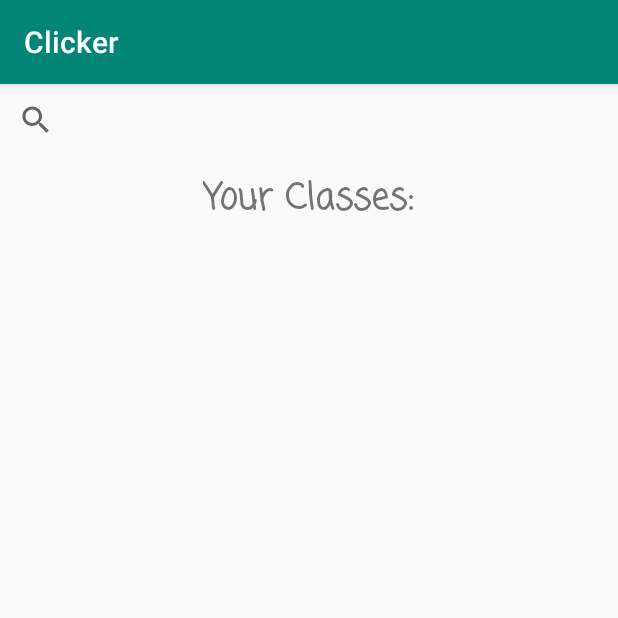
After one commit to briciora/Clicker-App, an Android app: the ClassListActivity screen opened directly, with no data from a screen before it, on a phone screen of 412 x 824 dp, the top half of it. The commit adds this screen. Run offline under Robolectric (Android 15) with nearby library versions, the phone set to English and light mode, and no system bars.

Commit message:
launches next activity after a user logs in

```diff
--- a/app/src/main/AndroidManifest.xml
+++ b/app/src/main/AndroidManifest.xml
@@ -11,6 +11,7 @@
         android:theme="@style/AppTheme">
         <activity android:name=".ui.login.RegisterTeacherActivity"></activity>
         <activity android:name=".ui.login.RegisterStudentActivity" />
+        <activity android:name=".ui.login.ClassListActivity" />
         <activity
             android:name=".ui.login.LoginActivity"
             android:label="@string/app_name">
--- /dev/null
+++ b/app/src/main/java/com/example/clicker/ui/login/ClassListActivity.java
@@ -0,0 +1,16 @@
+package com.example.clicker.ui.login;
+
+import android.os.Bundle;
+
+import com.example.clicker.R;
+
+import androidx.appcompat.app.AppCompatActivity;
+
+public class ClassListActivity extends AppCompatActivity {
+
+    @Override
+    public void onCreate(Bundle savedInstanceState) {
+        super.onCreate(savedInstanceState);
+        setContentView(R.layout.activity_class_list);
+    }
+}
--- a/app/src/main/java/com/example/clicker/ui/login/LoginActivity.java
+++ b/app/src/main/java/com/example/clicker/ui/login/LoginActivity.java
@@ -61,6 +61,8 @@ public class LoginActivity extends AppCompatActivity implements View.OnClickList
                    if(task.isSuccessful()){
                        //PUT NEW ACTIVITY HERE
                        Toast.makeText(LoginActivity.this, "Login Successful", Toast.LENGTH_SHORT).show();
+                       Intent intent = new Intent(LoginActivity.this, ClassListActivity.class);
+                       startActivity(intent);
                    }
                    else{
                        Toast.makeText(LoginActivity.this, "Login Not Successful", Toast.LENGTH_SHORT).show();
--- a/app/src/main/res/layout/activity_class_list.xml
+++ b/app/src/main/res/layout/activity_class_list.xml
@@ -2,6 +2,20 @@
 <LinearLayout xmlns:android="http://schemas.android.com/apk/res/android"
     android:orientation="vertical" android:layout_width="match_parent"
     android:layout_height="match_parent">
+
+    <SearchView
+        android:layout_width="wrap_content"
+        android:layout_height="wrap_content" />
+
+    <TextView
+        android:layout_width="wrap_content"
+        android:layout_height="50dp"
+        android:layout_gravity="center"
+        android:fontFamily="casual"
+        android:paddingTop="10dp"
+        android:text="Your Classes:"
+        android:textSize="24sp"
+        android:textStyle="bold" />
 
     <ListView
         android:id="@+id/listOfClasses"
```
